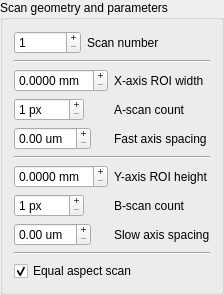
First picture: the form in src/main/ui/scan_octa.ui, repository BUNPC/PyImageOCT, before the edit.
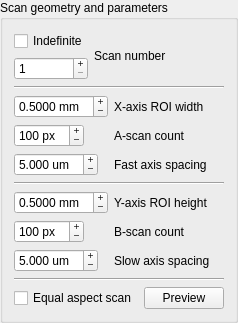
Second picture: the form after the edit.

The edit to the form file:
```diff
--- a/src/main/ui/scan_octa.ui
+++ b/src/main/ui/scan_octa.ui
@@ -5,6 +5,14 @@
  <exportmacro></exportmacro>
  <class>Form</class>
  <widget class="QGroupBox" name="groupScan">
+  <property name="geometry">
+   <rect>
+    <x>0</x>
+    <y>0</y>
+    <width>185</width>
+    <height>249</height>
+   </rect>
+  </property>
           <property name="minimumSize">
            <size>
             <width>0</width>
@@ -20,17 +28,22 @@
           <property name="title">
            <string>Scan geometry and parameters</string>
           </property>
-          <layout class="QGridLayout" name="gridLayout_6">
-           <item row="5" column="0">
-            <widget class="Line" name="line_2">
-             <property name="orientation">
-              <enum>Qt::Horizontal</enum>
+  <layout class="QVBoxLayout" name="verticalLayout">
+   <item>
+    <layout class="QFormLayout" name="formNumber">
+     <item row="0" column="0">
+      <layout class="QGridLayout" name="subFormGrid">
+       <item row="1" column="1">
+        <widget class="QCheckBox" name="checkIndefinite">
+         <property name="toolTip">
+          <string>If checked, data will be continuously acquired until the stop button is pressed</string>
+         </property>
+         <property name="text">
+          <string>Indefinite</string>
              </property>
             </widget>
            </item>
-           <item row="0" column="0">
-            <layout class="QFormLayout" name="formScanParameters">
-             <item row="0" column="0">
+       <item row="2" column="1">
               <widget class="QSpinBox" name="spinScanNumber">
                <property name="toolTip">
                 <string>The number of scans to acquire. Note that these are saved independently, see Repeat/Averaging section</string>
@@ -46,6 +59,8 @@
                </property>
               </widget>
              </item>
+      </layout>
+     </item>
              <item row="0" column="1">
               <widget class="QLabel" name="labelScanNumber">
                <property name="toolTip">
@@ -58,7 +73,14 @@
              </item>
             </layout>
            </item>
-           <item row="2" column="0">
+   <item>
+    <widget class="Line" name="line_3">
+     <property name="orientation">
+      <enum>Qt::Horizontal</enum>
+     </property>
+    </widget>
+   </item>
+   <item>
             <layout class="QFormLayout" name="formX">
              <item row="0" column="0">
               <widget class="QDoubleSpinBox" name="spinROIWidth">
@@ -74,6 +96,12 @@
                <property name="decimals">
                 <number>4</number>
                </property>
+       <property name="minimum">
+        <double>0.000100000000000</double>
+       </property>
+       <property name="value">
+        <double>0.500000000000000</double>
+       </property>
               </widget>
              </item>
              <item row="0" column="1">
@@ -101,7 +129,10 @@
                 <number>1</number>
                </property>
                <property name="maximum">
-                <number>1200</number>
+        <number>2400</number>
+       </property>
+       <property name="value">
+        <number>100</number>
                </property>
               </widget>
              </item>
@@ -127,7 +158,13 @@
                 <string> um</string>
                </property>
                <property name="decimals">
-                <number>2</number>
+        <number>3</number>
+       </property>
+       <property name="minimum">
+        <double>0.001000000000000</double>
+       </property>
+       <property name="value">
+        <double>5.000000000000000</double>
                </property>
               </widget>
              </item>
@@ -143,20 +180,14 @@
              </item>
             </layout>
            </item>
-           <item row="6" column="0">
-            <widget class="QCheckBox" name="checkEqualAspect">
-             <property name="toolTip">
-              <string>Forces X and Y scan spacing to be equal</string>
-             </property>
-             <property name="text">
-              <string>Equal aspect scan</string>
-             </property>
-             <property name="checked">
-              <bool>true</bool>
+   <item>
+    <widget class="Line" name="line">
+     <property name="orientation">
+      <enum>Qt::Horizontal</enum>
              </property>
             </widget>
            </item>
-           <item row="4" column="0">
+   <item>
             <layout class="QFormLayout" name="formY">
              <item row="0" column="1">
               <widget class="QLabel" name="labelROIHeight">
@@ -189,6 +220,15 @@
                <property name="suffix">
                 <string> um</string>
                </property>
+       <property name="decimals">
+        <number>3</number>
+       </property>
+       <property name="minimum">
+        <double>0.001000000000000</double>
+       </property>
+       <property name="value">
+        <double>5.000000000000000</double>
+       </property>
               </widget>
              </item>
              <item row="2" column="1">
@@ -216,7 +256,10 @@
                 <number>1</number>
                </property>
                <property name="maximum">
-                <number>1200</number>
+        <number>3600</number>
+       </property>
+       <property name="value">
+        <number>100</number>
                </property>
               </widget>
              </item>
@@ -234,26 +277,52 @@
                <property name="decimals">
                 <number>4</number>
                </property>
+       <property name="minimum">
+        <double>0.000100000000000</double>
+       </property>
+       <property name="value">
+        <double>0.500000000000000</double>
+       </property>
               </widget>
              </item>
             </layout>
            </item>
-           <item row="3" column="0">
-            <widget class="Line" name="line">
+   <item>
+    <widget class="Line" name="line_2">
              <property name="orientation">
               <enum>Qt::Horizontal</enum>
              </property>
             </widget>
            </item>
-           <item row="1" column="0">
-            <widget class="Line" name="line_3">
-             <property name="orientation">
-              <enum>Qt::Horizontal</enum>
-             </property>
-            </widget>
-           </item>
-          </layout>
-         </widget>
- <pixmapfunction></pixmapfunction>
+   <item>
+    <layout class="QGridLayout" name="gridLayout_4">
+     <item row="0" column="0">
+      <widget class="QCheckBox" name="checkEqualAspect">
+       <property name="toolTip">
+        <string>Forces X and Y scan spacing to be equal</string>
+       </property>
+       <property name="text">
+        <string>Equal aspect scan</string>
+       </property>
+       <property name="checked">
+        <bool>false</bool>
+       </property>
+      </widget>
+     </item>
+     <item row="0" column="1">
+      <widget class="QPushButton" name="previewButton">
+       <property name="toolTip">
+        <string>Plot the scan pattern positions</string>
+       </property>
+       <property name="text">
+        <string>Preview</string>
+       </property>
+      </widget>
+     </item>
+    </layout>
+   </item>
+  </layout>
+ </widget>
+ <resources/>
  <connections/>
 </ui>
```
Left out of the diff: 7 changed lines with no effect on the pictures. Lines whose indentation alone changed are shown as unchanged.
